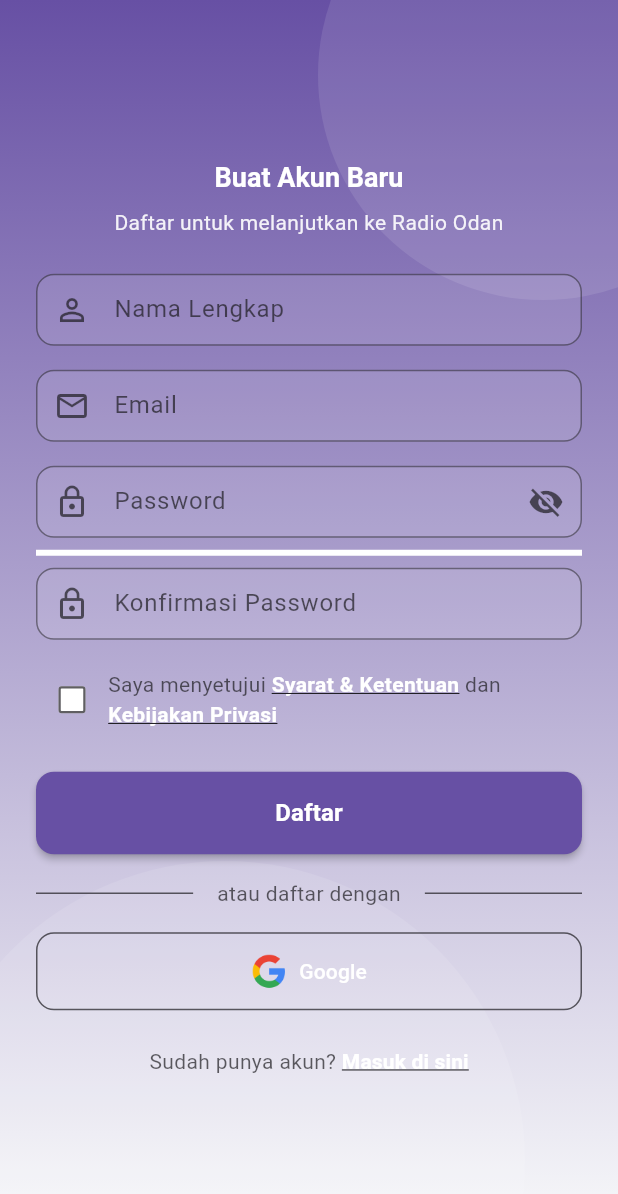
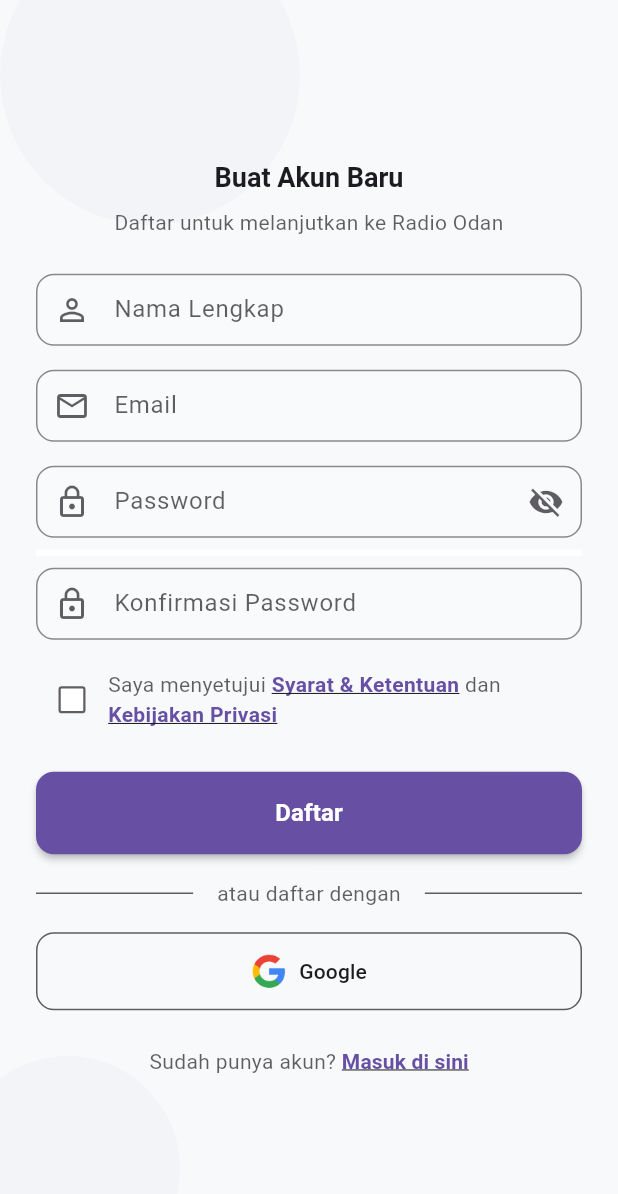
Before and after one commit to fahmiorim/radio_app, a Flutter app: the RegisterScreen screen opened by its route, on a phone screen of 412 x 824 dp. Shown: the top 1194 px of the screen. Run offline on Flutter 3.47's test engine with Material 3 defaults, Android fonts, the phone set to English and light mode, and no system bars; our stand-ins replace cached_network_image, cookie_jar, dio, dio_cookie_manager, firebase_auth, firebase_core and 11 more; missing offline and left inert: audio_session, pusher_channels_flutter; accounts and stored records are empty; statements that could not run were skipped.

Commit message:
refactor auth backgrounds

```diff
--- a/lib/screens/auth/register_screen.dart
+++ b/lib/screens/auth/register_screen.dart
@@ -4,7 +4,7 @@ import 'package:google_sign_in/google_sign_in.dart';
 import 'package:firebase_auth/firebase_auth.dart' as firebase_auth;
 
 import 'package:radio_odan_app/config/app_routes.dart';
-import 'package:radio_odan_app/config/app_colors.dart';
+import 'package:radio_odan_app/config/app_theme.dart';
 import 'package:radio_odan_app/providers/auth_provider.dart';
 
 class RegisterScreen extends StatefulWidget {
@@ -274,52 +274,36 @@ class _RegisterScreenState extends State<RegisterScreen> {
     final colorScheme = theme.colorScheme;
     final loading = context.watch<AuthProvider>().loading;
     final strength = _passwordStrength(_passC.text);
+    final isDarkMode = theme.brightness == Brightness.dark;
 
     return Scaffold(
       body: Stack(
         children: [
-          // Background gradient + circle waves
           Positioned.fill(
             child: Container(
-              decoration: BoxDecoration(
-                gradient: LinearGradient(
-                  begin: Alignment.topCenter,
-                  end: Alignment.bottomCenter,
-                  colors: [theme.colorScheme.primary, theme.colorScheme.background],
-                ),
-              ),
+              color: theme.colorScheme.background,
               child: Stack(
                 children: [
-                  Positioned(
-                    top: -100,
-                    right: -100,
-                    child: Container(
-                      width: 300,
-                      height: 300,
-                      decoration: BoxDecoration(
-                        shape: BoxShape.circle,
-                        color: AppColors.white.withOpacity(0.1),
-                      ),
-                    ),
+                  AppTheme.bubble(
+                    context: context,
+                    size: 200,
+                    top: -50,
+                    right: -50,
+                    opacity: isDarkMode ? 0.1 : 0.03,
+                    usePrimaryColor: true,
                   ),
-                  Positioned(
-                    bottom: -150,
-                    left: -50,
-                    child: Container(
-                      width: 400,
-                      height: 400,
-                      decoration: BoxDecoration(
-                        shape: BoxShape.circle,
-                        color: AppColors.white.withOpacity(0.1),
-                      ),
-                    ),
+                  AppTheme.bubble(
+                    context: context,
+                    size: 150,
+                    bottom: -30,
+                    left: -30,
+                    opacity: isDarkMode ? 0.08 : 0.03,
+                    usePrimaryColor: true,
                   ),
                 ],
               ),
             ),
           ),
-
-          // Content
           SafeArea(
             child: Center(
               child: SingleChildScrollView(
@@ -333,7 +317,7 @@ class _RegisterScreenState extends State<RegisterScreen> {
                         'Buat Akun Baru',
                         textAlign: TextAlign.center,
                         style: theme.textTheme.headlineSmall?.copyWith(
-                          color: colorScheme.onPrimary,
+                          color: colorScheme.onBackground,
                           fontWeight: FontWeight.bold,
                         ),
                       ),
@@ -342,15 +326,14 @@ class _RegisterScreenState extends State<RegisterScreen> {
                         'Daftar untuk melanjutkan ke Radio Odan',
                         textAlign: TextAlign.center,
                         style: theme.textTheme.bodyMedium?.copyWith(
-                          color: AppColors.white.withOpacity(0.9),
+                          color: colorScheme.onBackground.withOpacity(0.7),
                         ),
                       ),
                       const SizedBox(height: 24),
 
-                      // Name
                       TextFormField(
                         controller: _nameC,
-                        style: TextStyle(color: colorScheme.onPrimary),
+                        style: TextStyle(color: colorScheme.onBackground),
                         decoration: _inputDecoration(
                           context,
                           label: 'Nama Lengkap',
@@ -361,11 +344,10 @@ class _RegisterScreenState extends State<RegisterScreen> {
                       ),
                       const SizedBox(height: 16),
 
-                      // Email
                       TextFormField(
                         controller: _emailC,
                         keyboardType: TextInputType.emailAddress,
-                        style: TextStyle(color: colorScheme.onPrimary),
+                        style: TextStyle(color: colorScheme.onBackground),
                         decoration: _inputDecoration(
                           context,
                           label: 'Email',
@@ -376,11 +358,10 @@ class _RegisterScreenState extends State<RegisterScreen> {
                       ),
                       const SizedBox(height: 16),
 
-                      // Password
                       TextFormField(
                         controller: _passC,
                         obscureText: _obscure,
-                        style: TextStyle(color: colorScheme.onPrimary),
+                        style: TextStyle(color: colorScheme.onBackground),
                         decoration: _inputDecoration(
                           context,
                           label: 'Password',
@@ -398,12 +379,10 @@ class _RegisterScreenState extends State<RegisterScreen> {
                           ),
                         ),
                         validator: _validatePassword,
-                        onChanged: (_) =>
-                            setState(() {}), // update strength bar
+                        onChanged: (_) => setState(() {}),
                       ),
                       const SizedBox(height: 8),
 
-                      // Strength bar
                       LinearProgressIndicator(
                         value: strength,
                         backgroundColor: theme.colorScheme.surfaceVariant,
@@ -415,11 +394,10 @@ class _RegisterScreenState extends State<RegisterScreen> {
                       ),
                       const SizedBox(height: 8),
 
-                      // Confirm
                       TextFormField(
                         controller: _confirmC,
                         obscureText: _obscure,
-                        style: TextStyle(color: colorScheme.onPrimary),
+                        style: TextStyle(color: colorScheme.onBackground),
                         decoration: _inputDecoration(
                           context,
                           label: 'Konfirmasi Password',
@@ -430,18 +408,16 @@ class _RegisterScreenState extends State<RegisterScreen> {
                       ),
                       const SizedBox(height: 16),
 
-                      // Terms
                       Row(
                         children: [
                           Checkbox(
                             value: _agreeTerms,
                             onChanged: loading
                                 ? null
-                                : (v) =>
-                                      setState(() => _agreeTerms = v ?? false),
+                                : (v) => setState(() => _agreeTerms = v ?? false),
                             fillColor: WidgetStateProperty.resolveWith<Color>(
                               (states) => states.contains(WidgetState.selected)
-                                  ? colorScheme.onPrimary
+                                  ? colorScheme.primary
                                   : colorScheme.surface,
                             ),
                             side: BorderSide(
@@ -456,13 +432,14 @@ class _RegisterScreenState extends State<RegisterScreen> {
                                   TextSpan(
                                     text: 'Saya menyetujui ',
                                     style: TextStyle(
-                                        color: colorScheme.onBackground
-                                            .withOpacity(0.7)),
+                                      color: colorScheme.onBackground
+                                          .withOpacity(0.7),
+                                    ),
                                   ),
                                   TextSpan(
                                     text: 'Syarat & Ketentuan',
                                     style: TextStyle(
-                                      color: colorScheme.onPrimary,
+                                      color: colorScheme.primary,
                                       fontWeight: FontWeight.bold,
                                       decoration: TextDecoration.underline,
                                     ),
@@ -470,13 +447,14 @@ class _RegisterScreenState extends State<RegisterScreen> {
                                   TextSpan(
                                     text: ' dan ',
                                     style: TextStyle(
-                                        color: colorScheme.onBackground
-                                            .withOpacity(0.7)),
+                                      color: colorScheme.onBackground
+                                          .withOpacity(0.7),
+                                    ),
                                   ),
                                   TextSpan(
                                     text: 'Kebijakan Privasi',
                                     style: TextStyle(
-                                      color: colorScheme.onPrimary,
+                                      color: colorScheme.primary,
                                       fontWeight: FontWeight.bold,
                                       decoration: TextDecoration.underline,
                                     ),
@@ -489,7 +467,6 @@ class _RegisterScreenState extends State<RegisterScreen> {
                       ),
                       const SizedBox(height: 24),
 
-                      // Register button
                       ElevatedButton(
                         onPressed: loading ? null : _register,
                         style: ElevatedButton.styleFrom(
@@ -522,34 +499,33 @@ class _RegisterScreenState extends State<RegisterScreen> {
                       ),
                       const SizedBox(height: 16),
 
-                      // Divider
                       Row(
                         children: [
                           Expanded(
-                              child: Divider(
-                                  color:
-                                      colorScheme.onBackground.withOpacity(0.7))),
+                            child: Divider(
+                              color: colorScheme.onBackground.withOpacity(0.7),
+                            ),
+                          ),
                           Padding(
                             padding:
                                 const EdgeInsets.symmetric(horizontal: 16),
                             child: Text(
                               'atau daftar dengan',
                               style: TextStyle(
-                                color:
-                                    colorScheme.onBackground.withOpacity(0.7),
+                                color: colorScheme.onBackground.withOpacity(0.7),
                                 fontSize: 14,
                               ),
                             ),
                           ),
                           Expanded(
-                              child: Divider(
-                                  color:
-                                      colorScheme.onBackground.withOpacity(0.7))),
+                            child: Divider(
+                              color: colorScheme.onBackground.withOpacity(0.7),
+                            ),
+                          ),
                         ],
                       ),
                       const SizedBox(height: 16),
 
-                      // Google (placeholder)
                       OutlinedButton.icon(
                         onPressed: loading ? null : _registerWithGoogle,
                         icon: Image.asset(
@@ -560,7 +536,7 @@ class _RegisterScreenState extends State<RegisterScreen> {
                         label: Text(
                           'Google',
                           style: TextStyle(
-                            color: colorScheme.onPrimary,
+                            color: colorScheme.onBackground,
                             fontWeight: FontWeight.w500,
                           ),
                         ),
@@ -576,15 +552,13 @@ class _RegisterScreenState extends State<RegisterScreen> {
                       ),
                       const SizedBox(height: 24),
 
-                      // Link ke login
                       Row(
                         mainAxisAlignment: MainAxisAlignment.center,
                         children: [
                           Text(
                             'Sudah punya akun? ',
                             style: TextStyle(
-                                color:
-                                    colorScheme.onBackground.withOpacity(0.7)),
+                                color: colorScheme.onBackground.withOpacity(0.7)),
                           ),
                           TextButton(
                             onPressed: loading
@@ -601,7 +575,7 @@ class _RegisterScreenState extends State<RegisterScreen> {
                             child: Text(
                               'Masuk di sini',
                               style: TextStyle(
-                                color: colorScheme.onPrimary,
+                                color: colorScheme.primary,
                                 fontWeight: FontWeight.bold,
                                 decoration: TextDecoration.underline,
                               ),
@@ -615,15 +589,13 @@ class _RegisterScreenState extends State<RegisterScreen> {
               ),
             ),
           ),
-
-          // Loading overlay
           if (loading)
             Container(
               color: colorScheme.onBackground.withOpacity(0.26),
               child: Center(
                 child: CircularProgressIndicator(
                   valueColor:
-                      AlwaysStoppedAnimation<Color>(colorScheme.onPrimary),
+                      AlwaysStoppedAnimation<Color>(colorScheme.primary),
                 ),
               ),
             ),
```
Also changed, not shown: lib/screens/auth/forgot_password_screen.dart (+29 -7 lines), lib/screens/auth/login_screen.dart (+30 -16 lines), lib/screens/auth/verification_screen.dart (+29 -19 lines).
